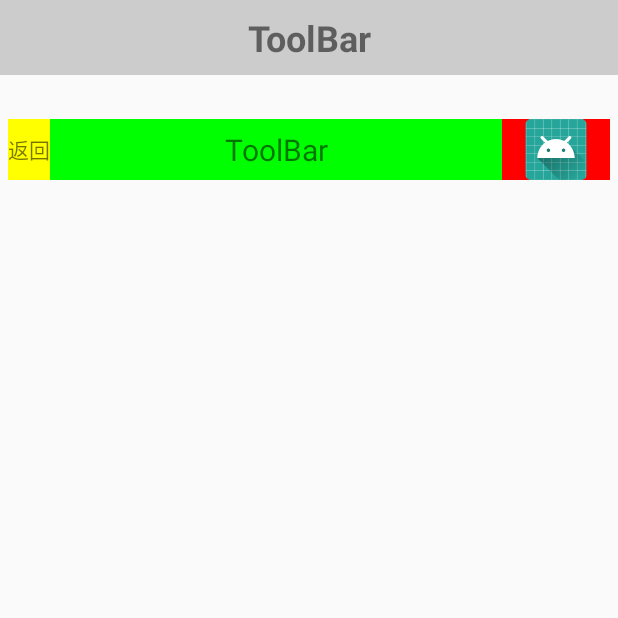
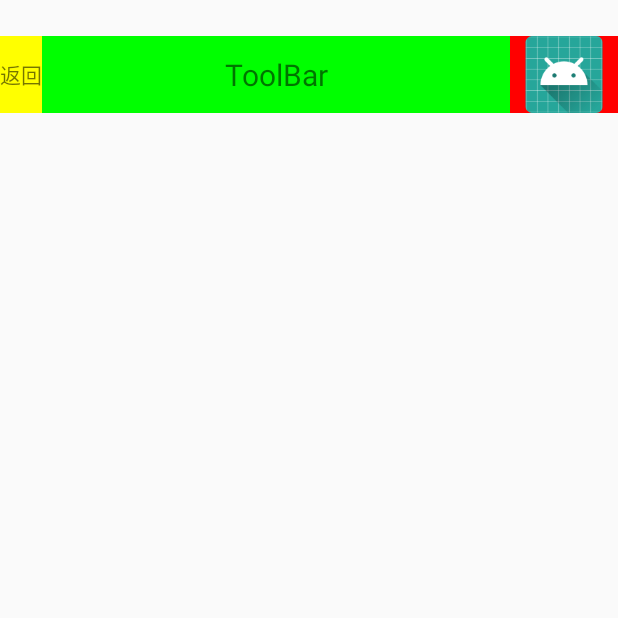
Before and after one commit to Gaojianan2016/ToolBar, an Android app: the screen it shows after launch (MainActivity), on a phone screen of 412 x 824 dp, the top half of it. Run offline under Robolectric (Android 15) with nearby library versions, the phone set to English and light mode, and no system bars.

Commit message:
修改设置paddingtop的逻辑
当设置isPaddingTopBar之后将无视设置PaddingTop

```diff
--- a/app/src/main/res/layout/activity_main.xml
+++ b/app/src/main/res/layout/activity_main.xml
@@ -10,6 +10,7 @@
         android:id="@+id/bar"
         android:layout_width="match_parent"
         android:layout_height="50dp"
+        android:visibility="gone"
         app:centerViewId="@layout/header"
         app:layout_constraintEnd_toEndOf="parent"
         app:layout_constraintStart_toStartOf="parent"
@@ -19,7 +20,6 @@
         android:id="@+id/bar2"
         android:layout_width="0dp"
         android:layout_height="75dp"
-        android:padding="5dp"
         app:title="@string/app_name"
         app:leftText="返回"
         app:rightText="自定义"
--- a/toolbarlibrary/src/main/java/com/gjn/toolbarlibrary/ToolBar.java
+++ b/toolbarlibrary/src/main/java/com/gjn/toolbarlibrary/ToolBar.java
@@ -88,12 +88,12 @@ public class ToolBar extends LinearLayout {
         }
 
         int left = getPaddingLeft();
-        int top = getPaddingTop();
+        int top = 0;
         int right = getPaddingRight();
         int bottom = getPaddingBottom();
 
         if (isPaddingTopBar) {
-            setPadding(left, getBarHeight() + top, right, bottom);
+            setPadding(left, getBarHeight(), right, bottom);
         } else {
             setPadding(left, top, right, bottom);
         }
```
Also changed, not shown: 1 other file.
